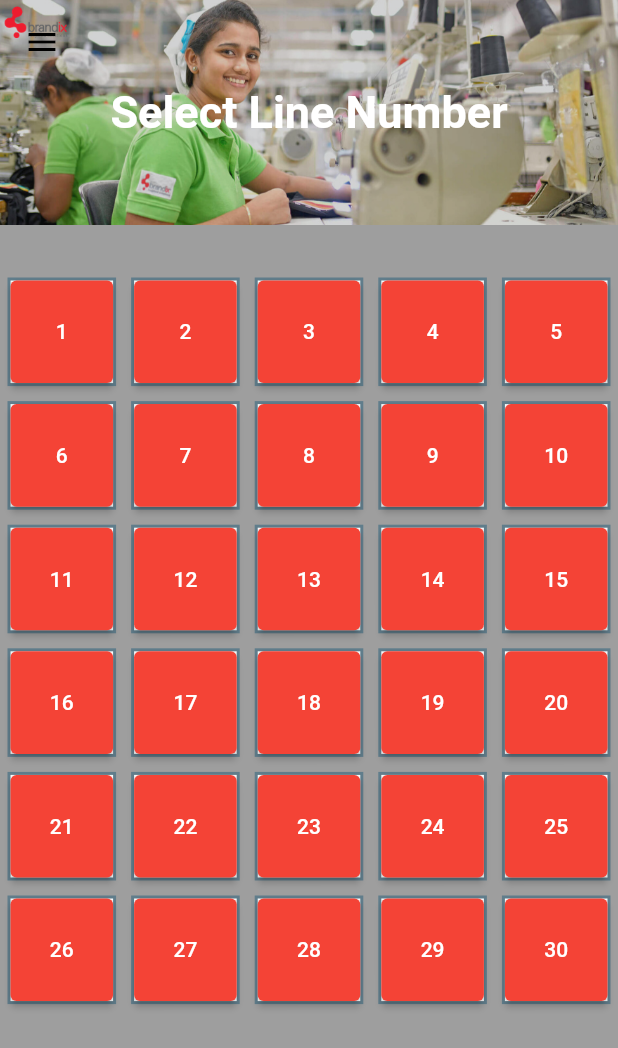
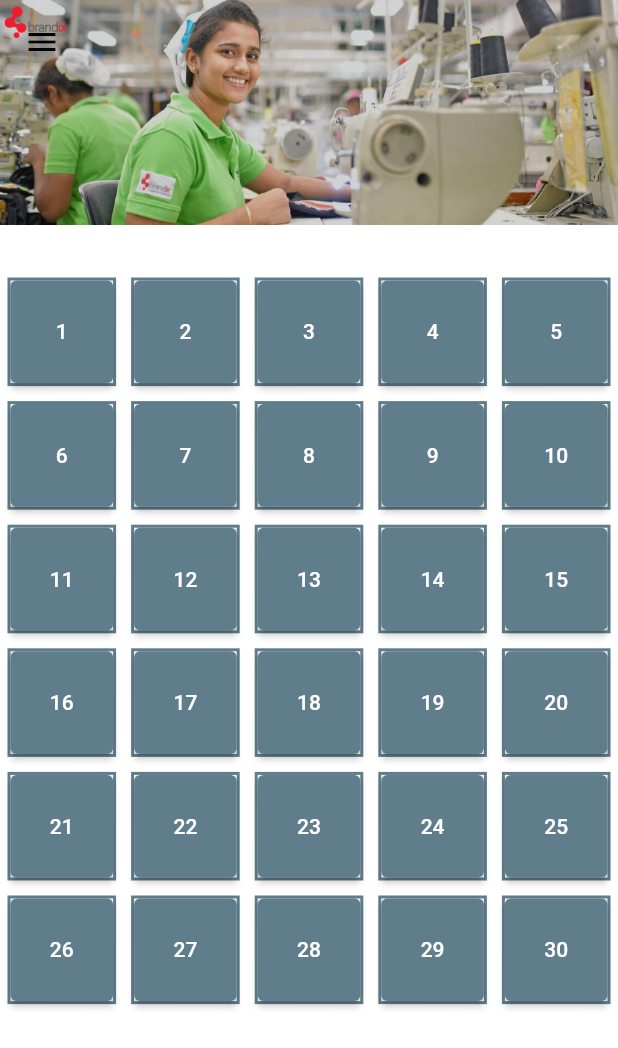
Before and after one commit to Avishkasj/brandix_tracker, a Flutter app: the SelectLine screen opened directly, on a phone screen of 412 x 824 dp. Shown: the top 1048 px of the screen. Run offline on Flutter 3.47's test engine with Material 2 defaults, Android fonts, the phone set to English and light mode, and no system bars; our stand-ins replace cloud_firestore, firebase_auth, firebase_core; missing offline and left inert: flutter_barcode_scanner, simple_barcode_scanner; accounts and stored records are empty.

Commit message:
ui update

```diff
--- a/lib/CheckList.dart
+++ b/lib/CheckList.dart
@@ -83,7 +83,7 @@ class _CheckListState extends State<CheckList> {
   Widget build(BuildContext context) {
     return Scaffold(
       appBar: AppBar(
-        backgroundColor: Colors.redAccent,
+        backgroundColor: Colors.red,
         title: Text('Checklist'),
       ),
       body: Column(
@@ -145,7 +145,7 @@ class _CheckListState extends State<CheckList> {
                     });
                   },
                   style: ElevatedButton.styleFrom(
-                    primary: Colors.blue, // Set the desired button color
+                    primary: Colors.red, // Set the desired button color
                     fixedSize: Size(double.infinity, 50), // Set the desired button height
                   ),
                   child: Text('Mark All Checked'),
--- a/lib/Login.dart
+++ b/lib/Login.dart
@@ -176,6 +176,10 @@ class _LoginState extends State<Login> {
                           MaterialPageRoute(
                               builder: (context) => SelectLine()),
                         );
+
+
+                        emailController.text="";
+                        passwordController.text="";
                       } on FirebaseAuthException catch (e) {
                         setState(() {
                           errorMessage = e.message!;
--- a/lib/SlectLine.dart
+++ b/lib/SlectLine.dart
@@ -42,17 +42,17 @@ class _SelectLineState extends State<SelectLine> {
                   ),
                 ),
               ),
-              Center(
-                child: Text(
-                  'Select Line Number',
-                  // Replace with your desired text
-                  style: TextStyle(
-                    color: Colors.white, // Adjust text color as needed
-                    fontSize: 30, // Adjust font size as needed
-                    fontWeight: FontWeight.bold, // Adjust font weight as needed
-                  ),
-                ),
-              ),
+              // Center(
+              //   child: Text(
+              //     'Select Line Number',
+              //     // Replace with your desired text
+              //     style: TextStyle(
+              //       color: Colors.white, // Adjust text color as needed
+              //       fontSize: 30, // Adjust font size as needed
+              //       fontWeight: FontWeight.bold, // Adjust font weight as needed
+              //     ),
+              //   ),
+              // ),
             ],
           ),
           backgroundColor: Colors.transparent,
@@ -80,7 +80,7 @@ class _SelectLineState extends State<SelectLine> {
       ),
       body: Container(
         decoration: BoxDecoration(
-          color: Colors.grey,
+          color: Colors.white,
         ),
         child: Column(
           children: [
@@ -104,7 +104,7 @@ class _SelectLineState extends State<SelectLine> {
                     ),
                     child: ElevatedButton(
                       style: ElevatedButton.styleFrom(
-                        primary: Colors.red,
+                        primary: Colors.blueGrey,
                         padding: EdgeInsets.all(10),
                       ),
                       onPressed: () => _scanBarcode(buttonNumber),
```
Also changed, not shown: 1 other file.
